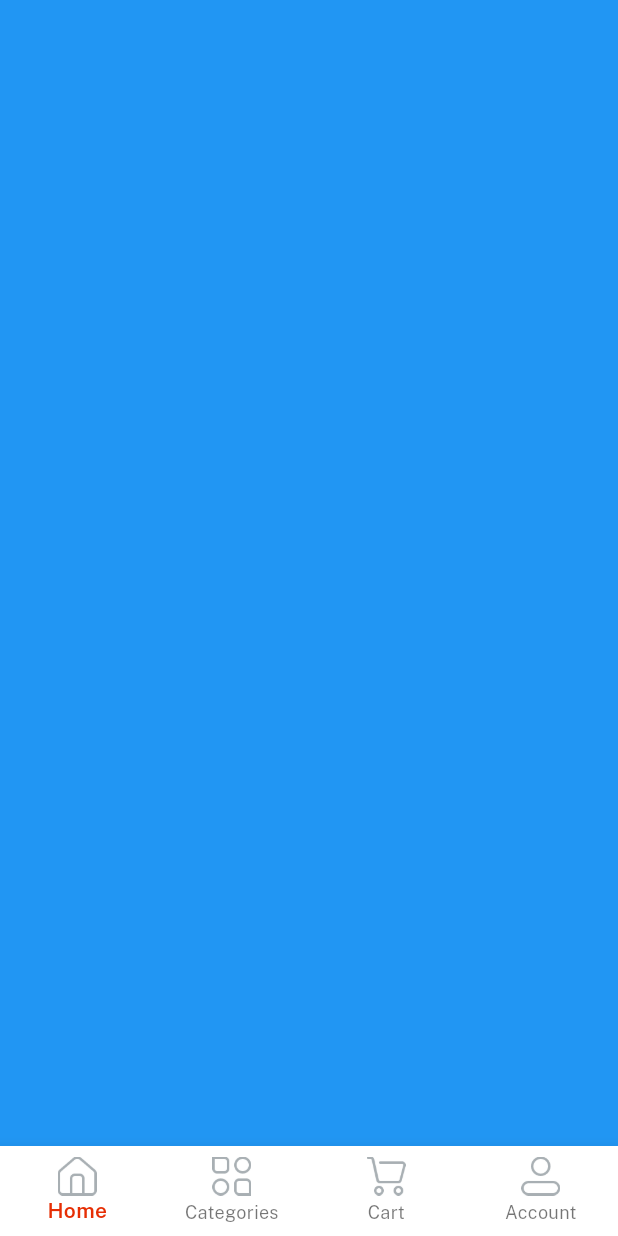
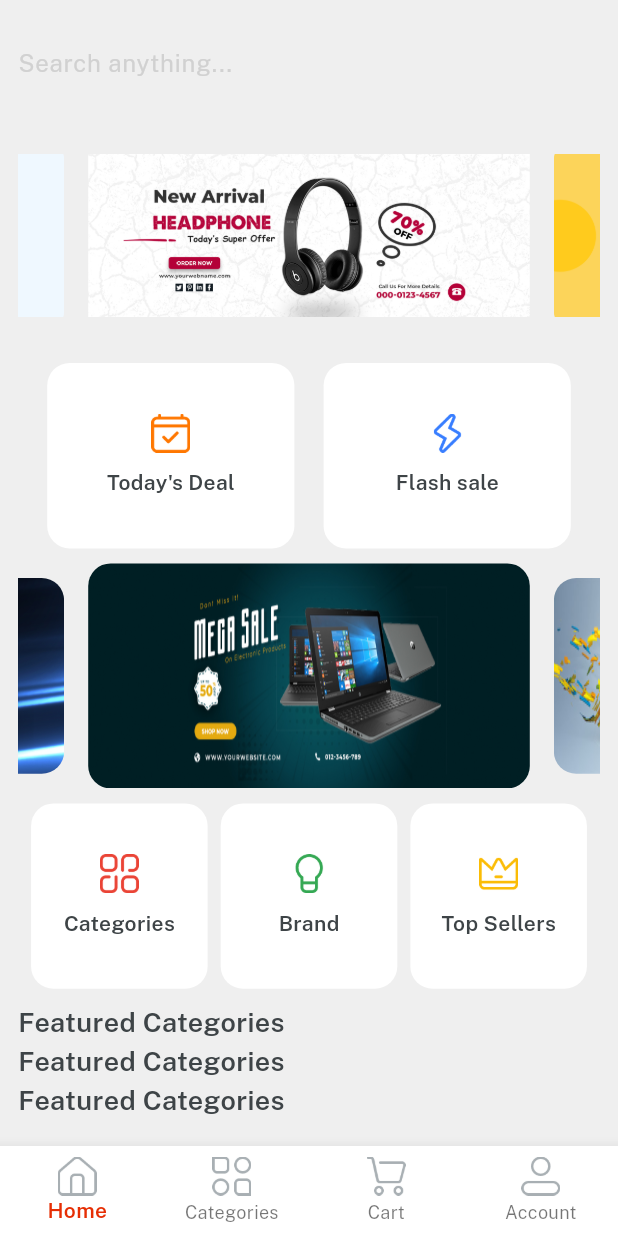
Before and after one commit to Clarzeyn/E-Market, a Flutter app: the screen it shows after launch, after a tap on "Log In", on a phone screen of 412 x 824 dp. Run offline on Flutter 3.47's test engine with Material 3 defaults, Android fonts, the phone set to English and light mode, and no system bars; drawn by our look-alikes of velocity_x; our stand-ins replace get.

Commit message:
:art: improve structure from home_screen as home

```diff
--- a/lib/consts/consts.dart
+++ b/lib/consts/consts.dart
@@ -1,4 +1,3 @@
-export './colors.dart';
 export './colors.dart';
 export './images.dart';
 export './strings.dart';
--- a/lib/consts/lists.dart
+++ b/lib/consts/lists.dart
@@ -1,3 +1,5 @@
 import 'package:emart_app/consts/images.dart';
 
 const sosialIconList = [icFacebookLogo, icGoogleLogo, icTwitterLogo];
+const slidderList = [imgSlider1, imgSlider2, imgSlider3, imgSlider4];
+const secondSlidderList = [imgSs1, imgSs2, imgSs3, imgSs4];
--- a/lib/consts/strings.dart
+++ b/lib/consts/strings.dart
@@ -25,3 +25,10 @@ const home = "Home",
     categories = "Categories",
     cart = "Cart",
     account = "Account";
+
+const searchanything = "Search anything...",
+    todayDeal = "Today's Deal",
+    flashsale = "Flash sale",
+    topSellers = "Top Sellers",
+    brand = "Brand",
+    featuredCategories = "Featured Categories";
--- a/lib/views/auth_screen/login_screen.dart
+++ b/lib/views/auth_screen/login_screen.dart
@@ -1,11 +1,11 @@
 import 'package:emart_app/consts/consts.dart';
 import 'package:emart_app/consts/lists.dart';
-import 'package:emart_app/home_screen/home_screen.dart';
+import 'package:emart_app/views/home_screen/home.dart';
 import 'package:emart_app/views/auth_screen/signup_screen.dart';
-import 'package:emart_app/widget_commons/applogo_widget.dart';
-import 'package:emart_app/widget_commons/bg_widget.dart';
-import 'package:emart_app/widget_commons/costum_textfield.dart';
-import 'package:emart_app/widget_commons/our_button.dart';
+import 'package:emart_app/views/widget_commons/applogo_widget.dart';
+import 'package:emart_app/views/widget_commons/bg_widget.dart';
+import 'package:emart_app/views/widget_commons/costum_textfield.dart';
+import 'package:emart_app/views/widget_commons/our_button.dart';
 import 'package:flutter/material.dart';
 import 'package:get/get.dart';
 
@@ -39,7 +39,7 @@ class LoginScreen extends StatelessWidget {
                     title: login,
                     textColor: whiteColor,
                     onPress: () {
-                      Get.to(() => const HomeScreen());
+                      Get.to(() => const Home());
                     }).box.width(context.screenWidth - 50).make(),
                 5.heightBox,
                 createNewAccount.text.color(fontGrey).make(),
--- /dev/null
+++ b/lib/views/cart_screen/cart_screen.dart
@@ -0,0 +1,12 @@
+import 'package:flutter/material.dart';
+
+class CartScreen extends StatelessWidget {
+  const CartScreen({super.key});
+
+  @override
+  Widget build(BuildContext context) {
+    return Container(
+      color: Colors.purple,
+    );
+  }
+}
--- /dev/null
+++ b/lib/views/category_screen/category_screen.dart
@@ -0,0 +1,12 @@
+import 'package:flutter/material.dart';
+
+class CategoryScreen extends StatelessWidget {
+  const CategoryScreen({super.key});
+
+  @override
+  Widget build(BuildContext context) {
+    return Container(
+      color: Colors.yellow,
+    );
+  }
+}
--- a/lib/home_screen/home_screen.dart
+++ b/lib/views/home_screen/home.dart
@@ -3,11 +3,15 @@ import 'package:emart_app/consts/images.dart';
 import 'package:emart_app/consts/strings.dart';
 import 'package:emart_app/consts/styles.dart';
 import 'package:emart_app/controllers/home_controller.dart';
+import 'package:emart_app/views/cart_screen/cart_screen.dart';
+import 'package:emart_app/views/category_screen/category_screen.dart';
+import 'package:emart_app/views/home_screen/home_screen.dart';
+import 'package:emart_app/views/profile_screen/profile_screen.dart';
 import 'package:flutter/material.dart';
 import 'package:get/get.dart';
 
-class HomeScreen extends StatelessWidget {
-  const HomeScreen({super.key});
+class Home extends StatelessWidget {
+  const Home({super.key});
 
   @override
   Widget build(BuildContext context) {
@@ -24,10 +28,10 @@ class HomeScreen extends StatelessWidget {
     ];
 
     var navBody = [
-      Container(color: Colors.blue),
-      Container(color: Colors.amber),
-      Container(color: Colors.purple),
-      Container(color: Colors.cyan),
+      const HomeScreen(),
+      const CategoryScreen(),
+      const CartScreen(),
+      const ProfileScreen(),
     ];
 
     return Scaffold(
--- /dev/null
+++ b/lib/views/home_screen/home_screen.dart
@@ -0,0 +1,143 @@
+import 'package:emart_app/consts/consts.dart';
+import 'package:emart_app/consts/lists.dart';
+import 'package:emart_app/views/widget_commons/home_buttons.dart';
+import 'package:flutter/material.dart';
+
+class HomeScreen extends StatelessWidget {
+  const HomeScreen({super.key});
+
+  @override
+  Widget build(BuildContext context) {
+    return Container(
+      padding: const EdgeInsets.all(12),
+      color: lightGrey,
+      width: context.screenWidth,
+      height: context.screenHeight,
+      child: SafeArea(
+          child: Column(
+        children: [
+          Container(
+            alignment: Alignment.center,
+            height: 60,
+            color: lightGrey,
+            child: TextFormField(
+              decoration: const InputDecoration(
+                border: InputBorder.none,
+                fillColor: whiteColor,
+                hintText: searchanything,
+                hintStyle: TextStyle(color: textfieldGrey),
+              ),
+            ),
+          ),
+          10.heightBox,
+          Expanded(
+            child: SingleChildScrollView(
+              physics: const BouncingScrollPhysics(),
+              child: Column(
+                children: [
+                  VxSwiper.builder(
+                      aspectRatio: 16 / 9,
+                      autoPlay: true,
+                      height: 150,
+                      enlargeCenterPage: true,
+                      itemCount: slidderList.length,
+                      itemBuilder: (context, index) {
+                        return Image.asset(
+                          slidderList[index],
+                          fit: BoxFit.fitWidth,
+                        )
+                            .box
+                            .rounded
+                            .clip(Clip.antiAlias)
+                            .margin(const EdgeInsets.symmetric(horizontal: 8))
+                            .make();
+                      }),
+                  10.heightBox,
+                  Row(
+                    mainAxisAlignment: MainAxisAlignment.spaceEvenly,
+                    children: List.generate(
+                        2,
+                        (index) => homeButton(
+                              height: context.screenHeight * 0.15,
+                              width: context.screenWidth / 2.5,
+                              icon: index == 0 ? icTodaysDeal : icFlashDeal,
+                              title: index == 0 ? todayDeal : flashsale,
+                            )),
+                  ),
+                  10.heightBox,
+                  VxSwiper.builder(
+                      aspectRatio: 16 / 9,
+                      autoPlay: true,
+                      height: 150,
+                      enlargeCenterPage: true,
+                      itemCount: secondSlidderList.length,
+                      itemBuilder: (context, index) {
+                        return Image.asset(
+                          secondSlidderList[index],
+                          fit: BoxFit.fill,
+                        )
+                            .box
+                            .rounded
+                            .clip(Clip.antiAlias)
+                            .margin(const EdgeInsets.symmetric(horizontal: 8))
+                            .make();
+                      }),
+                  10.heightBox,
+                  Row(
+                    mainAxisAlignment: MainAxisAlignment.spaceEvenly,
+                    children: List.generate(
+                      3,
+                      (index) => homeButton(
+                        height: context.screenHeight * 0.15,
+                        width: context.screenWidth / 3.5,
+                        icon: index == 0
+                            ? icTopCategories
+                            : index == 1
+                                ? icBrands
+                                : icTopSeller,
+                        title: index == 0
+                            ? categories
+                            : index == 1
+                                ? brand
+                                : topSellers,
+                      ),
+                    ),
+                  ),
+                  10.heightBox,
+                  Align(
+                      alignment: Alignment.centerLeft,
+                      child: featuredCategories.text
+                          .color(darkFontGrey)
+                          .size(18)
+                          .fontFamily(semibold)
+                          .make()),
+                  Align(
+                      alignment: Alignment.centerLeft,
+                      child: featuredCategories.text
+                          .color(darkFontGrey)
+                          .size(18)
+                          .fontFamily(semibold)
+                          .make()),
+                  Align(
+                      alignment: Alignment.centerLeft,
+                      child: featuredCategories.text
+                          .color(darkFontGrey)
+                          .size(18)
+                          .fontFamily(semibold)
+                          .make()),
+                  Align(
+                      alignment: Alignment.centerLeft,
+                      child: featuredCategories.text
+                          .color(darkFontGrey)
+                          .size(18)
+                          .fontFamily(semibold)
+                          .make()),
+                ],
+              ),
+            ),
+          )
+        ],
+      )),
+    );
+  }
+}
--- /dev/null
+++ b/lib/views/profile_screen/profile_screen.dart
@@ -0,0 +1,12 @@
+import 'package:flutter/material.dart';
+
+class ProfileScreen extends StatelessWidget {
+  const ProfileScreen({super.key});
+
+  @override
+  Widget build(BuildContext context) {
+    return Container(
+      color: Colors.red,
+    );
+  }
+}
--- a/lib/views/splash_screen/splash_screen.dart
+++ b/lib/views/splash_screen/splash_screen.dart
@@ -2,7 +2,7 @@ import 'package:emart_app/consts/colors.dart';
 import 'package:emart_app/consts/consts.dart';
 import 'package:emart_app/consts/images.dart';
 import 'package:emart_app/views/auth_screen/login_screen.dart';
-import 'package:emart_app/widget_commons/applogo_widget.dart';
+import 'package:emart_app/views/widget_commons/applogo_widget.dart';
 import 'package:flutter/material.dart';
 import 'package:get/get.dart';
 
--- /dev/null
+++ b/lib/views/widget_commons/home_buttons.dart
@@ -0,0 +1,13 @@
+import 'package:emart_app/consts/consts.dart';
+import 'package:flutter/material.dart';
+
+Widget homeButton({width, height, icon, String? title, onPress}) {
+  return Column(
+    mainAxisAlignment: MainAxisAlignment.center,
+    children: [
+      Image.asset(icon, width: 26),
+      10.heightBox,
+      title!.text.fontFamily(semibold).color(darkFontGrey).make(),
+    ],
+  ).box.rounded.white.size(width, height).make();
+}
```
Also changed, not shown: lib/views/auth_screen/signup_screen.dart (+4 -4 lines), lib/views/widget_commons/applogo_widget.dart (renamed from lib/widget_commons/applogo_widget.dart), lib/views/widget_commons/bg_widget.dart (renamed from lib/widget_commons/bg_widget.dart), lib/views/widget_commons/costum_textfield.dart (renamed from lib/widget_commons/costum_textfield.dart), lib/views/widget_commons/our_button.dart (renamed from lib/widget_commons/our_button.dart).
